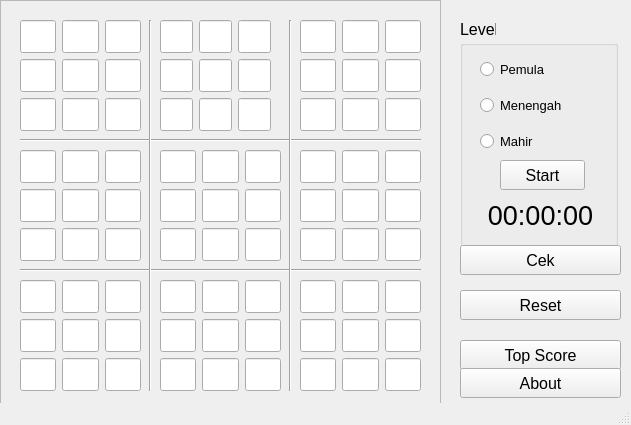
Old version of the form MainWindow.ui in the repository j3rr7/sudoku-qt.
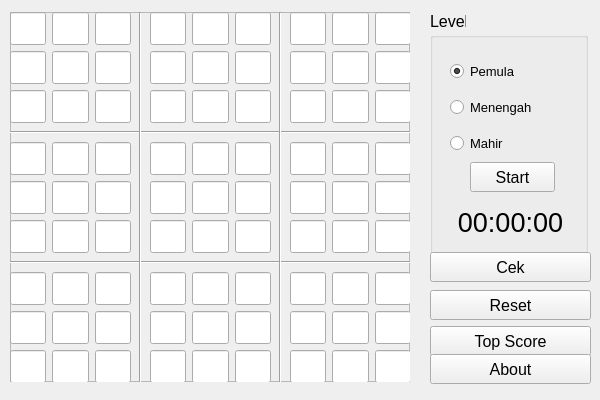
New version of the form.

Patch:
```diff
--- a/MainWindow.ui
+++ b/MainWindow.ui
@@ -6,8 +6,8 @@
    <rect>
     <x>0</x>
     <y>0</y>
-    <width>631</width>
-    <height>425</height>
+    <width>600</width>
+    <height>400</height>
    </rect>
   </property>
   <property name="sizePolicy">
@@ -16,6 +16,18 @@
     <verstretch>0</verstretch>
    </sizepolicy>
   </property>
+  <property name="minimumSize">
+   <size>
+    <width>600</width>
+    <height>400</height>
+   </size>
+  </property>
+  <property name="maximumSize">
+   <size>
+    <width>600</width>
+    <height>400</height>
+   </size>
+  </property>
   <property name="windowTitle">
    <string>Sudoku</string>
   </property>
@@ -23,8 +35,8 @@
    <widget class="QLabel" name="label_level">
     <property name="geometry">
      <rect>
-      <x>460</x>
-      <y>20</y>
+      <x>430</x>
+      <y>12</y>
       <width>36</width>
       <height>19</height>
      </rect>
@@ -47,10 +59,10 @@
    <widget class="QGroupBox" name="groupBox">
     <property name="geometry">
      <rect>
-      <x>460</x>
-      <y>40</y>
+      <x>430</x>
+      <y>32</y>
       <width>158</width>
-      <height>211</height>
+      <height>222</height>
      </rect>
     </property>
     <property name="title">
@@ -60,7 +72,7 @@
      <property name="geometry">
       <rect>
        <x>20</x>
-       <y>10</y>
+       <y>20</y>
        <width>121</width>
        <height>111</height>
       </rect>
@@ -82,6 +94,9 @@
         <property name="text">
          <string>Pemula</string>
         </property>
+        <property name="checked">
+         <bool>true</bool>
+        </property>
        </widget>
       </item>
       <item>
@@ -126,7 +141,7 @@
      <property name="geometry">
       <rect>
        <x>40</x>
-       <y>120</y>
+       <y>130</y>
        <width>85</width>
        <height>30</height>
       </rect>
@@ -144,7 +159,7 @@
      <property name="geometry">
       <rect>
        <x>20</x>
-       <y>160</y>
+       <y>175</y>
        <width>121</width>
        <height>31</height>
       </rect>
@@ -165,8 +180,8 @@
    <widget class="QPushButton" name="btn_cek">
     <property name="geometry">
      <rect>
-      <x>460</x>
-      <y>245</y>
+      <x>430</x>
+      <y>252</y>
       <width>161</width>
       <height>30</height>
      </rect>
@@ -183,7 +198,7 @@
    <widget class="QPushButton" name="btn_reset">
     <property name="geometry">
      <rect>
-      <x>460</x>
+      <x>430</x>
       <y>290</y>
       <width>161</width>
       <height>30</height>
@@ -201,8 +216,8 @@
    <widget class="QPushButton" name="btn_highscore">
     <property name="geometry">
      <rect>
-      <x>460</x>
-      <y>340</y>
+      <x>430</x>
+      <y>326</y>
       <width>161</width>
       <height>30</height>
      </rect>
@@ -219,8 +234,8 @@
    <widget class="QPushButton" name="btn_about">
     <property name="geometry">
      <rect>
-      <x>460</x>
-      <y>368</y>
+      <x>430</x>
+      <y>354</y>
       <width>161</width>
       <height>30</height>
      </rect>
@@ -237,10 +252,10 @@
    <widget class="QFrame" name="frame">
     <property name="geometry">
      <rect>
-      <x>0</x>
-      <y>0</y>
-      <width>441</width>
-      <height>411</height>
+      <x>10</x>
+      <y>12</y>
+      <width>400</width>
+      <height>370</height>
      </rect>
     </property>
     <property name="frameShape">
@@ -252,8 +267,8 @@
     <widget class="Line" name="line">
      <property name="geometry">
       <rect>
-       <x>20</x>
-       <y>130</y>
+       <x>0</x>
+       <y>110</y>
        <width>401</width>
        <height>20</height>
       </rect>
@@ -265,8 +280,8 @@
     <widget class="Line" name="line_2">
      <property name="geometry">
       <rect>
-       <x>20</x>
-       <y>260</y>
+       <x>0</x>
+       <y>240</y>
        <width>401</width>
        <height>20</height>
       </rect>
@@ -278,8 +293,8 @@
     <widget class="Line" name="line_3">
      <property name="geometry">
       <rect>
-       <x>140</x>
-       <y>20</y>
+       <x>120</x>
+       <y>0</y>
        <width>20</width>
        <height>371</height>
       </rect>
@@ -291,8 +306,8 @@
     <widget class="Line" name="line_4">
      <property name="geometry">
       <rect>
-       <x>280</x>
-       <y>20</y>
+       <x>260</x>
+       <y>0</y>
        <width>20</width>
        <height>371</height>
       </rect>
@@ -304,8 +319,8 @@
     <widget class="QWidget" name="verticalLayoutWidget_2">
      <property name="geometry">
       <rect>
-       <x>20</x>
-       <y>20</y>
+       <x>0</x>
+       <y>0</y>
        <width>121</width>
        <height>111</height>
       </rect>
@@ -598,9 +613,9 @@
     <widget class="QWidget" name="verticalLayoutWidget_3">
      <property name="geometry">
       <rect>
-       <x>160</x>
-       <y>20</y>
-       <width>111</width>
+       <x>140</x>
+       <y>0</y>
+       <width>121</width>
        <height>111</height>
       </rect>
      </property>
@@ -892,8 +907,8 @@
     <widget class="QWidget" name="verticalLayoutWidget_4">
      <property name="geometry">
       <rect>
-       <x>300</x>
-       <y>20</y>
+       <x>280</x>
+       <y>0</y>
        <width>121</width>
        <height>111</height>
       </rect>
@@ -1186,8 +1201,8 @@
     <widget class="QWidget" name="verticalLayoutWidget_5">
      <property name="geometry">
       <rect>
-       <x>20</x>
-       <y>150</y>
+       <x>0</x>
+       <y>130</y>
        <width>121</width>
        <height>111</height>
       </rect>
@@ -1480,8 +1495,8 @@
     <widget class="QWidget" name="verticalLayoutWidget_6">
      <property name="geometry">
       <rect>
-       <x>160</x>
-       <y>150</y>
+       <x>140</x>
+       <y>130</y>
        <width>121</width>
        <height>111</height>
       </rect>
@@ -1774,8 +1789,8 @@
     <widget class="QWidget" name="verticalLayoutWidget_7">
      <property name="geometry">
       <rect>
-       <x>300</x>
-       <y>150</y>
+       <x>280</x>
+       <y>130</y>
        <width>121</width>
        <height>111</height>
       </rect>
@@ -2068,8 +2083,8 @@
     <widget class="QWidget" name="verticalLayoutWidget_8">
      <property name="geometry">
       <rect>
-       <x>160</x>
-       <y>280</y>
+       <x>140</x>
+       <y>260</y>
        <width>121</width>
        <height>111</height>
       </rect>
@@ -2362,8 +2377,8 @@
     <widget class="QWidget" name="verticalLayoutWidget_9">
      <property name="geometry">
       <rect>
-       <x>300</x>
-       <y>280</y>
+       <x>280</x>
+       <y>260</y>
        <width>121</width>
        <height>111</height>
       </rect>
@@ -2656,8 +2671,8 @@
     <widget class="QWidget" name="verticalLayoutWidget_10">
      <property name="geometry">
       <rect>
-       <x>20</x>
-       <y>280</y>
+       <x>0</x>
+       <y>260</y>
        <width>121</width>
        <height>111</height>
       </rect>
@@ -2949,7 +2964,6 @@
     </widget>
    </widget>
   </widget>
-  <widget class="QStatusBar" name="statusbar"/>
  </widget>
  <resources/>
  <connections/>
```
